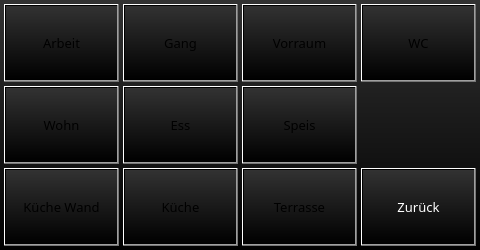
The window that projects/klaus_visu_ap420/egwindow.ui (busmaster/homebus) describes before a commit, drawn with Qt 5.
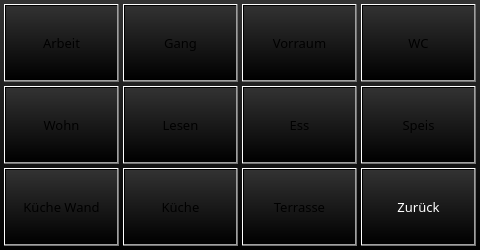
The same window after the commit.

What changed in the file:
```diff
--- a/projects/klaus_visu_ap420/egwindow.ui
+++ b/projects/klaus_visu_ap420/egwindow.ui
@@ -47,7 +47,7 @@
   <widget class="QPushButton" name="pushButtonLightEss">
    <property name="geometry">
     <rect>
-     <x>123</x>
+     <x>242</x>
      <y>86</y>
      <width>115</width>
      <height>78</height>
@@ -99,7 +99,7 @@
   <widget class="QPushButton" name="pushButtonLightSpeis">
    <property name="geometry">
     <rect>
-     <x>242</x>
+     <x>361</x>
      <y>86</y>
      <width>115</width>
      <height>78</height>
@@ -177,6 +177,19 @@
     <string>Terrasse</string>
    </property>
   </widget>
+  <widget class="QPushButton" name="pushButtonLightWohnLese">
+   <property name="geometry">
+    <rect>
+     <x>123</x>
+     <y>86</y>
+     <width>115</width>
+     <height>78</height>
+    </rect>
+   </property>
+   <property name="text">
+    <string>Lesen</string>
+   </property>
+  </widget>
   <zorder>pushButtonLightGang</zorder>
   <zorder>pushButtonLightEss</zorder>
   <zorder>pushButtonLightWohn</zorder>
```
Left out of the diff: 1 changed line with no effect on the pictures.
